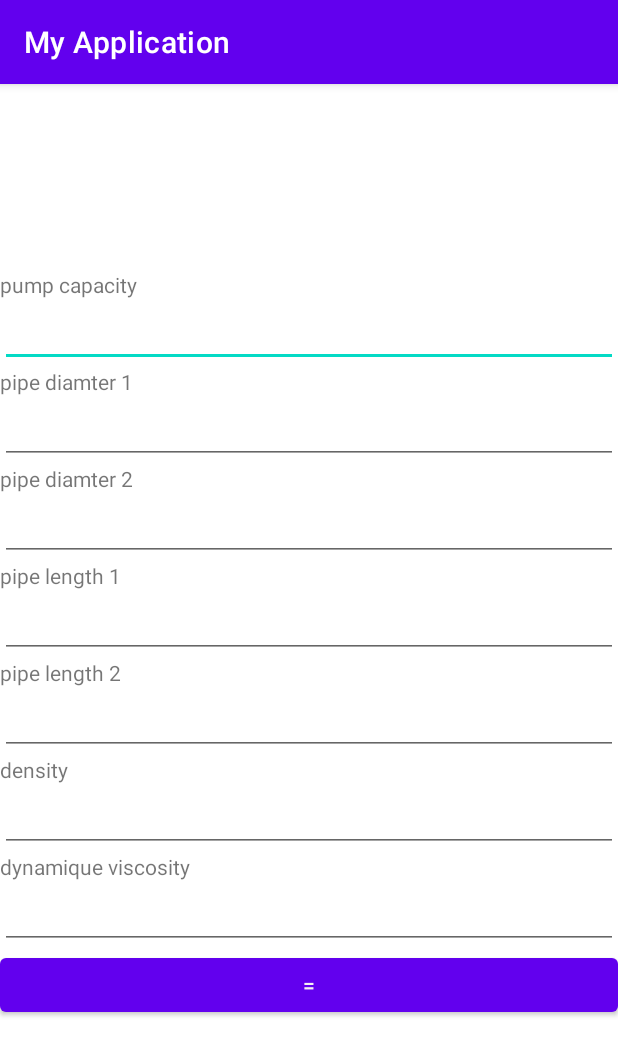
After one commit to HamzaBenAbid/khalil, an Android app: the Frictional screen opened directly, with no data from a screen before it, on a phone screen of 412 x 824 dp. The commit adds this screen. Shown: the top 1056 px of the screen. Run offline under Robolectric (Android 15) with nearby library versions, the phone set to English and light mode, and no system bars.

Commit message:
2end commit

```diff
--- a/app/build.gradle
+++ b/app/build.gradle
@@ -33,7 +33,13 @@ dependencies {
     implementation 'androidx.appcompat:appcompat:1.1.0'
     implementation 'com.google.android.material:material:1.1.0'
     implementation 'androidx.constraintlayout:constraintlayout:1.1.3'
+    implementation 'androidx.cardview:cardview:1.0.0'
+    implementation 'androidx.recyclerview:recyclerview:1.1.0'
     testImplementation 'junit:junit:4.+'
     androidTestImplementation 'androidx.test.ext:junit:1.1.1'
     androidTestImplementation 'androidx.test.espresso:espresso-core:3.2.0'
+    //noinspection GradleCompatible
+    compile 'com.android.support:recyclerview-v7:26.1.0'
+    //noinspection GradleCompatible
+    compile 'com.android.support:cardview-v7:26.1.0'
 }
--- a/app/src/main/AndroidManifest.xml
+++ b/app/src/main/AndroidManifest.xml
@@ -9,6 +9,8 @@
             android:roundIcon="@mipmap/ic_launcher_round"
             android:supportsRtl="true"
             android:theme="@style/Theme.MyApplication">
+        <activity android:name=".Frictional">
+        </activity>
         <activity android:name=".Mudclarner">
         </activity>
         <activity android:name=".Desander">
--- /dev/null
+++ b/app/src/main/java/com/example/myapplication/Frictional.java
@@ -0,0 +1,61 @@
+package com.example.myapplication;
+
+import android.util.Log;
+import android.view.View;
+import android.widget.Button;
+import android.widget.EditText;
+import android.widget.TextView;
+import androidx.appcompat.app.AppCompatActivity;
+import android.os.Bundle;
+
+public class Frictional extends AppCompatActivity {
+EditText pump ,d1,d2,l1,l2,dn,vis;
+Button btn ;
+Float a ,s1 ,s2,b,c,v1,v2,w,re1,re2,f1,f2,ress,h1,h2;
+TextView res ;
+    @Override
+    protected void onCreate(Bundle savedInstanceState) {
+        super.onCreate(savedInstanceState);
+        setContentView(R.layout.activity_frictional);
+        pump =findViewById(R.id.pump);
+        d1 =findViewById(R.id.piped);
+        d2 =findViewById(R.id.piped2);
+        l1 =findViewById(R.id.pipel1);
+        l2 =findViewById(R.id.pipel2);
+        dn =findViewById(R.id.density);
+        vis =findViewById(R.id.dynamique);
+        btn =findViewById(R.id.res2);
+        res =findViewById(R.id.math2);
+
+
+         btn.setOnClickListener(new View.OnClickListener() {
+             @Override
+             public void onClick(View v) {
+                 float a = Float.parseFloat(d1.getText().toString().trim());
+                 float b = Float.parseFloat(d2.getText().toString().trim());
+                 float c = Float.parseFloat(pump.getText().toString().trim());
+                 float d = Float.parseFloat(vis.getText().toString().trim());
+                 float e= Float.parseFloat(dn.getText().toString().trim());
+                 float f= Float.parseFloat(l1.getText().toString().trim());
+                 float s= Float.parseFloat(l2.getText().toString().trim());
+
+                 float s1= (float) ((a* a * 3.14) /4);
+                 float s2= (float) ((b* b* 3.14) /4);
+                 float v2 = (float)   (c/s2) ;
+                 float v1 = (float)   (c/s1) ;
+                 float w = (float)  (d/e) ;
+                 float re1 = (float)  ((v1* a)/w );
+                 float re2 = (float)  ((v2* b)/w );
+
+                 float f1 = (float)  Math.pow ((-2 * ( Math.log( (0.1/a)/3.7 )+(5.74/Math.pow(re1,0.9) )) ),-2);
+                 float f2 = (float)  Math.pow ((-2 *  ( Math.log( (0.1/b)/3.7 )+(5.74/Math.pow(re2,0.9)) )),-2);
+
+                 float h1 =(float) ( (f/a) *( (v1*v1)/(2*9.81) ))* f1 ;
+                 float h2 =(float) ( (f/b) *( (v2*v2)/(2*9.81) ))* f2 ;
+                 float ress = h1 + h2 ;
+                 res.setText("" + ress +" m");
+             }
+         });
+
+    }
+}
--- /dev/null
+++ b/app/src/main/res/layout/activity_frictional.xml
@@ -0,0 +1,106 @@
+<?xml version="1.0" encoding="utf-8"?>
+<ScrollView
+        android:layout_height="match_parent"
+        android:layout_width="match_parent"
+        android:fillViewport="true"
+        xmlns:android="http://schemas.android.com/apk/res/android">
+    <LinearLayout
+            xmlns:tools="http://schemas.android.com/tools"
+            xmlns:app="http://schemas.android.com/apk/res-auto"
+            android:layout_width="match_parent"
+            android:layout_height="wrap_content"
+            android:orientation="vertical"
+            android:gravity="center"
+            tools:context=".Frictional">
+        <TextView
+                android:layout_width="match_parent"
+                android:layout_height="wrap_content"
+                android:text="@string/pump">
+        </TextView>
+        <EditText
+                android:id="@+id/pump"
+                android:layout_width="match_parent"
+                android:layout_height="wrap_content"
+                android:inputType="numberDecimal"/>
+        <TextView
+                android:layout_width="match_parent"
+                android:layout_height="wrap_content"
+                android:text="@string/piped">
+
+        </TextView>
+        <EditText
+                android:id="@+id/piped"
+                android:layout_width="match_parent"
+                android:layout_height="wrap_content"
+                android:inputType="numberDecimal"/>
+        <TextView
+                android:layout_width="match_parent"
+                android:layout_height="wrap_content"
+                android:text="@string/piped2">
+
+        </TextView>
+        <EditText
+                android:id="@+id/piped2"
+                android:layout_width="match_parent"
+                android:layout_height="wrap_content"
+                android:inputType="numberDecimal"/>
+        <TextView
+                android:layout_width="match_parent"
+                android:layout_height="wrap_content"
+                android:text="@string/pipel1">
+
+        </TextView>
+        <EditText
+                android:id="@+id/pipel1"
+                android:layout_width="match_parent"
+                android:layout_height="wrap_content"
+                android:inputType="numberDecimal"/>
+        <TextView
+                android:layout_width="match_parent"
+                android:layout_height="wrap_content"
+                android:text="@string/pipel2">
+
+        </TextView>
+        <EditText
+                android:id="@+id/pipel2"
+                android:layout_width="match_parent"
+                android:layout_height="wrap_content"
+                android:inputType="numberDecimal"/>
+        <TextView
+                android:layout_width="match_parent"
+                android:layout_height="wrap_content"
+                android:text="@string/density">
+
+        </TextView>
+        <EditText
+                android:id="@+id/density"
+                android:layout_width="match_parent"
+                android:layout_height="wrap_content"
+                android:inputType="numberDecimal"/>
+        <TextView
+                android:layout_width="match_parent"
+                android:layout_height="wrap_content"
+                android:text="@string/dynamique">
+
+        </TextView>
+        <EditText
+                android:id="@+id/dynamique"
+                android:layout_width="match_parent"
+                android:layout_height="wrap_content"
+                android:inputType="numberDecimal"/>
+        <Button
+                android:id="@+id/res2"
+                android:layout_width="match_parent"
+                android:layout_height="wrap_content"
+                android:text="@string/btn">
+
+        </Button>
+        <TextView
+                android:id="@+id/math2"
+                android:layout_width="match_parent"
+                android:layout_height="wrap_content">
+
+        </TextView>
+
+    </LinearLayout>
+</ScrollView>
--- a/app/src/main/res/layout/activity_mudclarner.xml
+++ b/app/src/main/res/layout/activity_mudclarner.xml
@@ -1,10 +1,11 @@
 <?xml version="1.0" encoding="utf-8"?>
-<androidx.constraintlayout.widget.ConstraintLayout
+<LinearLayout
         xmlns:android="http://schemas.android.com/apk/res/android"
         xmlns:tools="http://schemas.android.com/tools"
         xmlns:app="http://schemas.android.com/apk/res-auto"
         android:layout_width="match_parent"
         android:layout_height="match_parent"
+        android:orientation="vertical"
         tools:context=".Mudclarner">
 
-</androidx.constraintlayout.widget.ConstraintLayout>
+</LinearLayout>
--- a/app/src/main/res/values/strings.xml
+++ b/app/src/main/res/values/strings.xml
@@ -6,13 +6,23 @@
     <string name="shel_shaker">shale shaker</string>
     <string name="desander">desander</string>
     <string name="mudcleaner">mudcleaner</string>
-    <string name="G_factor">G factor = </string>
+    <string name="G_factor">G factor =</string>
     <string name="lots">length of the stroke</string>
     <string name="RPM">revolotion per minute</string>
-    <string name="rost">rate of solids trasport = </string>
-    <string name="rad1">m </string>
+    <string name="rost">rate of solids trasport =</string>
+    <string name="rad1">m</string>
     <string name="rad2">inch</string>
     <string name="rad3">ft</string>
+    <string name="Frictional">Frictional pressure loss</string>
+    <string name="Sengualar">Sengualar pressure loss</string>
+    <string name="pump">pump capacity</string>
+    <string name="piped">pipe diamter 1</string>
+    <string name="piped2">pipe diamter 2</string>
+    <string name="pipel1">pipe length 1</string>
+    <string name="pipel2">pipe length 2</string>
+    <string name="density">density</string>
+    <string name="dynamique"> dynamique viscosity</string>
+
     <string name="btn">=</string>
 
 </resources>
```
Also changed, not shown: app/src/main/java/com/example/myapplication/Desander.java (+14 -1 lines), app/src/main/java/com/example/myapplication/Mudclarner.java (+9 -2 lines), app/src/main/res/layout/activity_desander.xml (+18 -2 lines).
